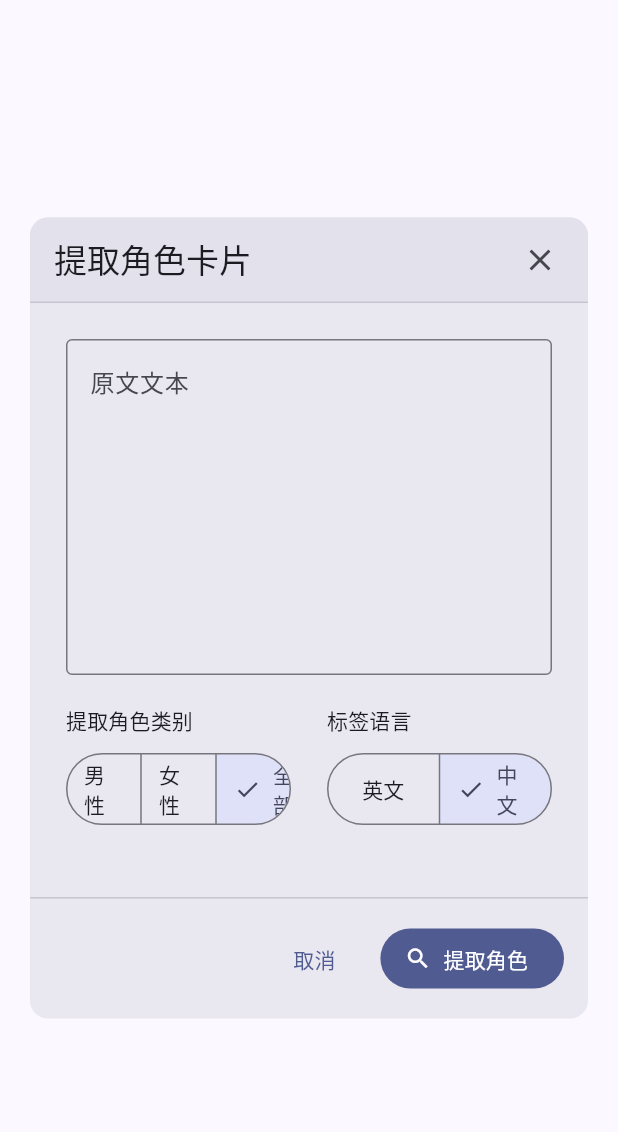
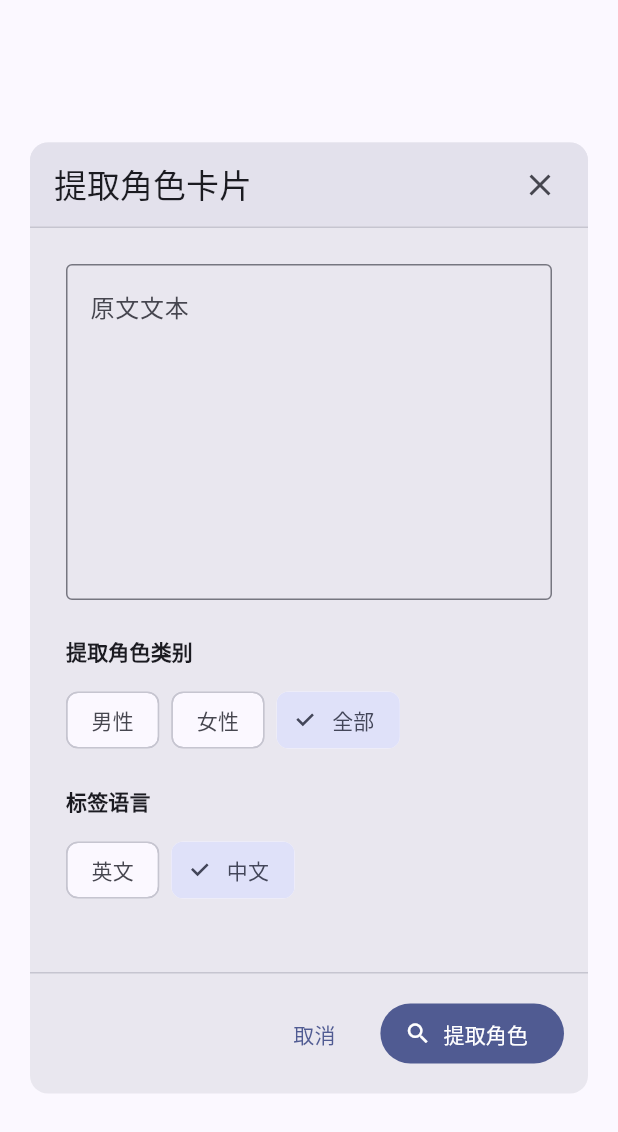
Before and after one commit to NEKOparapa/ReaDreamAI, a Flutter app: the CharacterExtractionDialog widget shown alone on an empty page, opened directly, on a phone screen of 412 x 824 dp. Shown: the top 1132 px of the screen. Run offline on Flutter 3.47's test engine with Material 3 defaults, Android fonts, the phone set to English and light mode, and no system bars; our stand-ins replace cross_file, file_picker, pool, video_player; missing offline and left inert: desktop_drop, fal_client, screen_retriever, tiktoken, window_manager; statements that could not run were skipped.

Commit message:
微调ui

```diff
--- a/lib/ui/settings/character_settings/character_extraction_dialog.dart
+++ b/lib/ui/settings/character_settings/character_extraction_dialog.dart
@@ -49,19 +49,18 @@ class _CharacterExtractionDialogState extends State<CharacterExtractionDialog> {
 
       setState(() {
         _extractedCharacters = characters;
-        _isExtracting = false;
+        if (characters.isEmpty) {
+          _errorMessage = '未能从文本中提取到角色信息';
+        }
       });
-
-      if (characters.isEmpty) {
-        setState(() {
-          _errorMessage = '未能从文本中提取到角色信息';
-        });
-      }
     } catch (e) {
       LogService.instance.error('角色提取失败', e);
       setState(() {
+        _errorMessage = '提取失败: ${e.toString()}';
+      });
+    } finally {
+      setState(() {
         _isExtracting = false;
-        _errorMessage = '提取失败: ${e.toString()}';
       });
     }
   }
@@ -72,38 +71,39 @@ class _CharacterExtractionDialogState extends State<CharacterExtractionDialog> {
     }
   }
 
+  // ==================== UI Widgets ====================
+
   Widget _buildExtractedCharactersList() {
     if (_extractedCharacters == null || _extractedCharacters!.isEmpty) {
       return const SizedBox.shrink();
     }
 
     return Container(
-      margin: const EdgeInsets.only(top: 16),
+      margin: const EdgeInsets.only(top: 24),
       decoration: BoxDecoration(
         border: Border.all(color: Theme.of(context).dividerColor),
-        borderRadius: BorderRadius.circular(8),
+        borderRadius: BorderRadius.circular(12),
       ),
       child: Column(
         crossAxisAlignment: CrossAxisAlignment.start,
         children: [
           Padding(
-            padding: const EdgeInsets.all(12.0),
+            padding: const EdgeInsets.all(16.0),
             child: Text(
               '提取到 ${_extractedCharacters!.length} 个角色',
               style: Theme.of(context).textTheme.titleMedium,
             ),
           ),
           const Divider(height: 1),
-          ConstrainedBox(
-            constraints: const BoxConstraints(maxHeight: 300),
-            child: ListView.separated(
+          ListView.separated(
             shrinkWrap: true,
+            physics: const NeverScrollableScrollPhysics(),
             itemCount: _extractedCharacters!.length,
-              separatorBuilder: (_, __) => const Divider(height: 1),
+            separatorBuilder: (context, index) => const Divider(height: 1),
             itemBuilder: (context, index) {
               final character = _extractedCharacters![index];
               return Padding(
-                  padding: const EdgeInsets.all(12.0),
+                padding: const EdgeInsets.all(16.0),
                 child: Column(
                   crossAxisAlignment: CrossAxisAlignment.start,
                   children: [
@@ -113,81 +113,106 @@ class _CharacterExtractionDialogState extends State<CharacterExtractionDialog> {
                         fontWeight: FontWeight.bold,
                       ),
                     ),
-                      const SizedBox(height: 4),
+                    const SizedBox(height: 12),
+                    Wrap(
+                      spacing: 8.0,
+                      runSpacing: 8.0,
+                      children: [
                         if (character.identity.isNotEmpty)
-                        _buildInfoRow('身份', character.identity),
+                          _buildInfoTag('身份', character.identity),
                         if (character.appearance.isNotEmpty)
-                        _buildInfoRow('外貌', character.appearance),
+                          _buildInfoTag('外貌', character.appearance),
                         if (character.clothing.isNotEmpty)
-                        _buildInfoRow('服装', character.clothing),
-                      if (character.personality.isNotEmpty) // 新增
-                        _buildInfoRow('性格', character.personality), // 新增
-                      if (character.status.isNotEmpty) // 新增
-                        _buildInfoRow('状态', character.status), // 新增
+                          _buildInfoTag('服装', character.clothing),
+                        if (character.personality.isNotEmpty)
+                          _buildInfoTag('性格', character.personality),
+                        if (character.status.isNotEmpty)
+                          _buildInfoTag('状态', character.status),
                         if (character.other.isNotEmpty)
-                        _buildInfoRow('其他', character.other),
+                          _buildInfoTag('其他', character.other),
+                      ],
+                    ),
                   ],
                 ),
               );
             },
-            ),
           ),
         ],
       ),
     );
   }
 
-  Widget _buildInfoRow(String label, String value) {
-    return Padding(
-      padding: const EdgeInsets.symmetric(vertical: 2),
-      child: Row(
+  Widget _buildInfoTag(String label, String value) {
+    return Chip(
+      label: Text('$label: $value'),
+      labelStyle: Theme.of(context).textTheme.bodySmall,
+      backgroundColor: Theme.of(context).colorScheme.surfaceVariant,
+      side: BorderSide(color: Theme.of(context).dividerColor),
+      padding: const EdgeInsets.symmetric(horizontal: 8, vertical: 4),
+      shape: RoundedRectangleBorder(
+        borderRadius: BorderRadius.circular(8),
+      ),
+    );
+  }
+
+  /// 变更 1: 创建一个构建 ChoiceChip 组的通用方法
+  /// 这完全模仿了你参考代码中 "追加标签" 的实现方式
+  Widget _buildChoiceChipGroup({
+    required String title,
+    required Map<String, String> options,
+    required String selectedValue,
+    required ValueChanged<String> onSelectionChanged,
+  }) {
+    return Column(
       crossAxisAlignment: CrossAxisAlignment.start,
       children: [
         Text(
-            '$label: ',
-            style: TextStyle(
-              fontSize: 12,
-              color: Theme.of(context).textTheme.bodySmall?.color,
-              fontWeight: FontWeight.w500,
+          title,
+          style: Theme.of(context).textTheme.titleSmall?.copyWith(fontWeight: FontWeight.bold),
         ),
-          ),
-          Expanded(
-            child: Text(
-              value,
-              style: TextStyle(
-                fontSize: 12,
-                color: Theme.of(context).textTheme.bodySmall?.color,
-              ),
-            ),
+        const SizedBox(height: 12),
+        Wrap(
+          spacing: 8.0,
+          runSpacing: 8.0,
+          children: options.entries.map((entry) {
+            final isSelected = selectedValue == entry.key;
+            return ChoiceChip(
+              label: Text(entry.value),
+              selected: isSelected,
+              onSelected: (selected) {
+                // ChoiceChip 的 onSelected 在选中和取消时都会触发
+                // 我们只在 "选中" 一个新 chip 时更新状态
+                if (selected) {
+                  onSelectionChanged(entry.key);
+                }
+              },
+            );
+          }).toList(),
         ),
       ],
-      ),
     );
   }
 
   @override
   Widget build(BuildContext context) {
-    // 获取屏幕尺寸
     final screenSize = MediaQuery.of(context).size;
-    final dialogWidth = screenSize.width * 0.85;
+    final dialogWidth = screenSize.width.clamp(600.0, 900.0);
     final dialogHeight = screenSize.height * 0.85;
 
     return Dialog(
-      // 减少内边距，让对话框更大
       insetPadding: const EdgeInsets.symmetric(horizontal: 20, vertical: 24),
-      // 设置统一的圆角
       shape: RoundedRectangleBorder(
-        borderRadius: BorderRadius.circular(12), // 适度的圆角
+        borderRadius: BorderRadius.circular(12),
       ),
       child: Container(
+        width: dialogWidth,
         constraints: BoxConstraints(
-          maxWidth: dialogWidth.clamp(600, 900), // 最小600，最大900
           maxHeight: dialogHeight,
         ),
         child: Column(
           mainAxisSize: MainAxisSize.min,
           children: [
-            // 使用自定义的顶部栏而不是 AppBar，保持圆角
+            // 顶部栏
             Container(
               decoration: BoxDecoration(
                 color: Theme.of(context).colorScheme.surfaceVariant,
@@ -200,10 +225,7 @@ class _CharacterExtractionDialogState extends State<CharacterExtractionDialog> {
               child: Row(
                 children: [
                   const SizedBox(width: 8),
-                  Text(
-                    '提取角色卡片',
-                    style: Theme.of(context).textTheme.titleLarge,
-                  ),
+                  Text('提取角色卡片', style: Theme.of(context).textTheme.titleLarge),
                   const Spacer(),
                   IconButton(
                     icon: const Icon(Icons.close),
@@ -213,6 +235,7 @@ class _CharacterExtractionDialogState extends State<CharacterExtractionDialog> {
               ),
             ),
             const Divider(height: 1),
+            // 内容区域
             Flexible(
               child: SingleChildScrollView(
                 padding: const EdgeInsets.all(24),
@@ -230,61 +253,38 @@ class _CharacterExtractionDialogState extends State<CharacterExtractionDialog> {
                       maxLines: 10,
                       minLines: 8,
                     ),
-                    const SizedBox(height: 20),
-                    Row(
-                      children: [
-                        Expanded(
-                          child: Column(
-                            crossAxisAlignment: CrossAxisAlignment.start,
-                            children: [
-                              Text(
-                                '提取角色类别',
-                                style: Theme.of(context).textTheme.labelLarge,
-                              ),
-                              const SizedBox(height: 8),
-                              SegmentedButton<String>(
-                                segments: const [
-                                  ButtonSegment(value: 'male', label: Text('男性')),
-                                  ButtonSegment(value: 'female', label: Text('女性')),
-                                  ButtonSegment(value: 'all', label: Text('全部')),
-                                ],
-                                selected: {_genderFilter},
-                                onSelectionChanged: (selection) {
+                    const SizedBox(height: 24),
+
+                    /// 变更 2: 使用新的 _buildChoiceChipGroup 方法来构建设置项
+                    _buildChoiceChipGroup(
+                      title: '提取角色类别',
+                      options: const {
+                        'male': '男性',
+                        'female': '女性',
+                        'all': '全部',
+                      },
+                      selectedValue: _genderFilter,
+                      onSelectionChanged: (newValue) {
                         setState(() {
-                                    _genderFilter = selection.first;
+                          _genderFilter = newValue;
                         });
                       },
                     ),
-                            ],
-                          ),
-                        ),
-                        const SizedBox(width: 24),
-                        Expanded(
-                          child: Column(
-                            crossAxisAlignment: CrossAxisAlignment.start,
-                            children: [
-                              Text(
-                                '标签语言',
-                                style: Theme.of(context).textTheme.labelLarge,
-                              ),
-                              const SizedBox(height: 8),
-                              SegmentedButton<String>(
-                                segments: const [
-                                  ButtonSegment(value: 'en', label: Text('英文')),
-                                  ButtonSegment(value: 'zh', label: Text('中文')),
-                                ],
-                                selected: {_outputLanguage},
-                                onSelectionChanged: (selection) {
+                    const SizedBox(height: 20),
+                    _buildChoiceChipGroup(
+                      title: '标签语言',
+                      options: const {
+                        'en': '英文',
+                        'zh': '中文',
+                      },
+                      selectedValue: _outputLanguage,
+                      onSelectionChanged: (newValue) {
                         setState(() {
-                                    _outputLanguage = selection.first;
+                          _outputLanguage = newValue;
                         });
                       },
                     ),
-                            ],
-                          ),
-                        ),
-                      ],
-                    ),
+
                     const SizedBox(height: 20),
                     if (_errorMessage != null)
                       Container(
@@ -320,6 +320,7 @@ class _CharacterExtractionDialogState extends State<CharacterExtractionDialog> {
               ),
             ),
             const Divider(height: 1),
+            // 底部操作按钮
             Padding(
               padding: const EdgeInsets.all(16.0),
               child: Row(
```
Also changed, not shown: lib/ui/reader/book_reader.dart (+14 -2 lines), 1 other file. Lines whose indentation alone changed are shown as unchanged.
